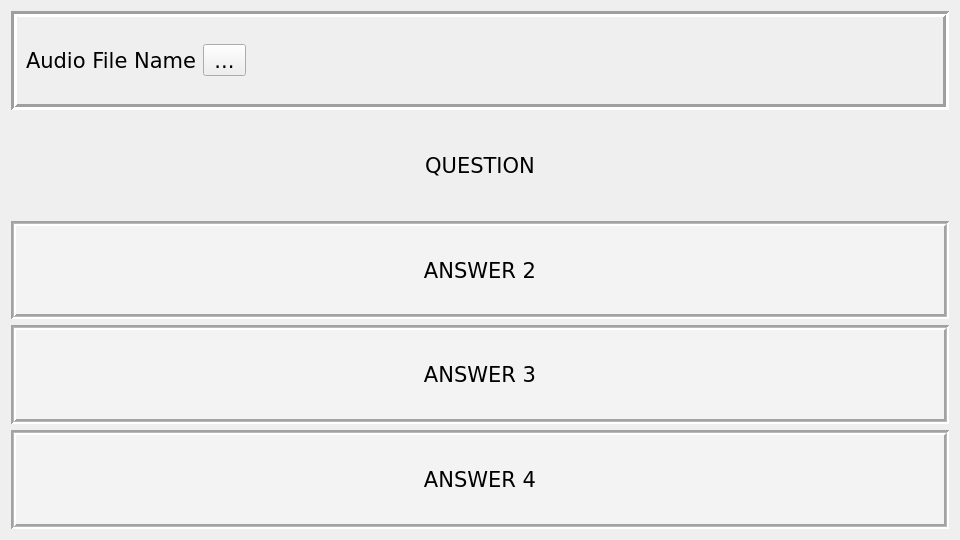
First picture: the form in checkeng/dialogs/test2/test2.ui, repository kusanekinov/CheckEng, before the edit.
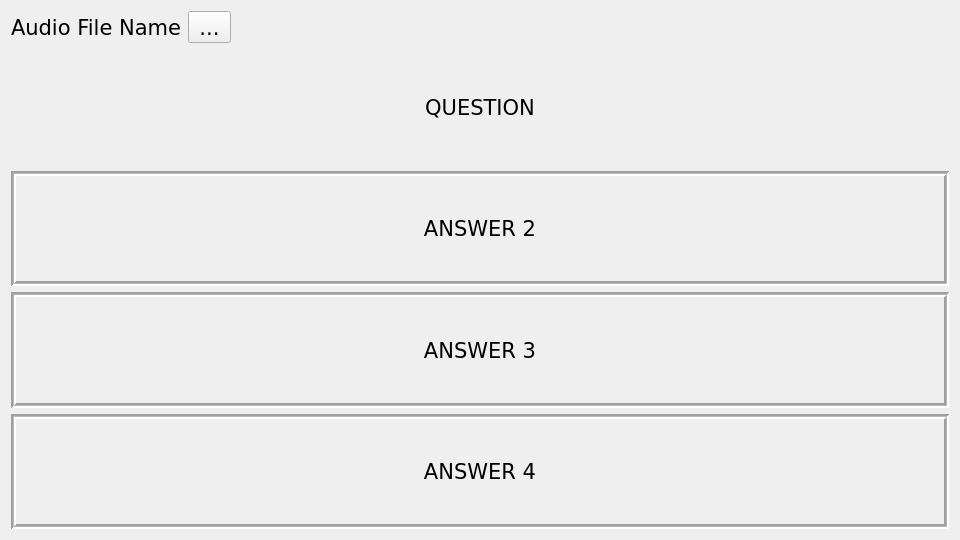
Second picture: the form after the edit. Icons and pictures are not drawn.

What changed in the file:
```diff
--- a/checkeng/dialogs/test2/test2.ui
+++ b/checkeng/dialogs/test2/test2.ui
@@ -32,19 +32,7 @@
   </property>
   <layout class="QVBoxLayout" name="verticalLayout">
    <item>
-    <layout class="QHBoxLayout" name="horizontalLayout_2" stretch="0">
-     <item>
-      <widget class="QFrame" name="frame">
-       <property name="frameShape">
-        <enum>QFrame::Box</enum>
-       </property>
-       <property name="frameShadow">
-        <enum>QFrame::Sunken</enum>
-       </property>
-       <property name="lineWidth">
-        <number>3</number>
-       </property>
-       <layout class="QHBoxLayout" name="horizontalLayout_5" stretch="0,0,0">
+    <layout class="QHBoxLayout" name="horizontalLayout">
         <item>
          <widget class="QLabel" name="l_file">
           <property name="font">
@@ -99,9 +87,6 @@
          </spacer>
         </item>
        </layout>
-      </widget>
-     </item>
-    </layout>
    </item>
    <item>
     <widget class="QLabel" name="l_question">
@@ -174,7 +159,7 @@
       <bool>false</bool>
      </property>
      <property name="styleSheet">
-      <string notr="true">background-color: rgb(243, 243, 243);</string>
+      <string notr="true"/>
      </property>
      <property name="frameShape">
       <enum>QFrame::Box</enum>
@@ -222,7 +207,7 @@
       <bool>false</bool>
      </property>
      <property name="styleSheet">
-      <string notr="true">background-color: rgb(243, 243, 243);</string>
+      <string notr="true"/>
      </property>
      <property name="frameShape">
       <enum>QFrame::Box</enum>
@@ -267,7 +252,7 @@
       <bool>false</bool>
      </property>
      <property name="styleSheet">
-      <string notr="true">background-color: rgb(243, 243, 243);</string>
+      <string notr="true"/>
      </property>
      <property name="frameShape">
       <enum>QFrame::Box</enum>
```
Lines whose indentation alone changed are shown as unchanged.
